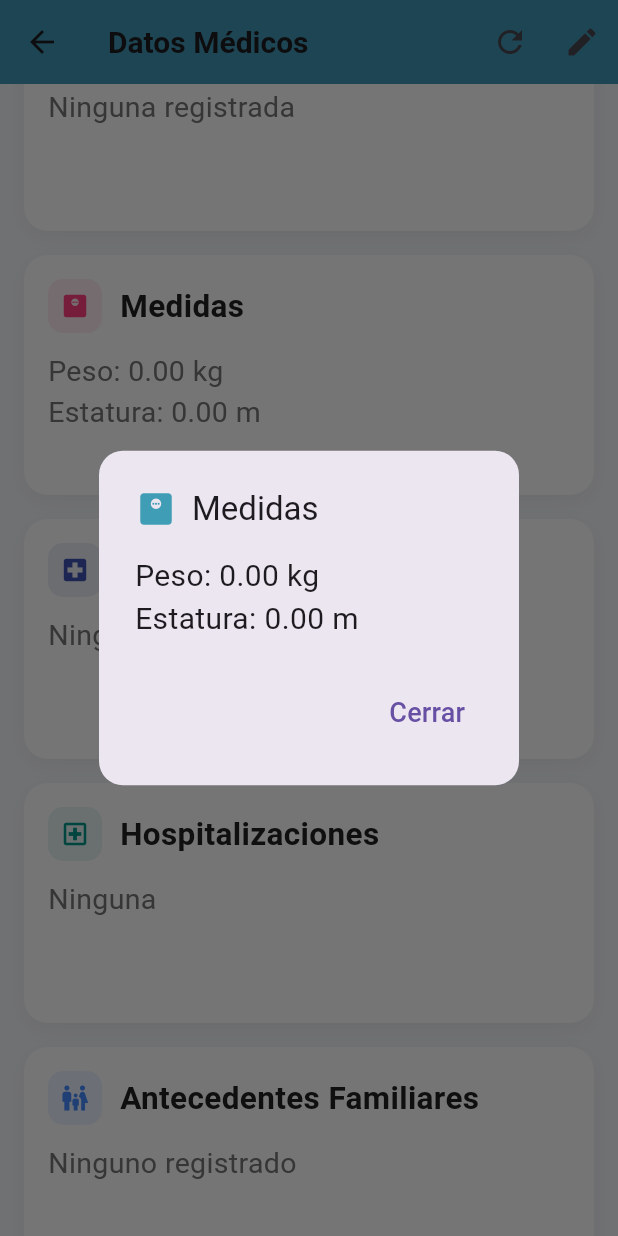
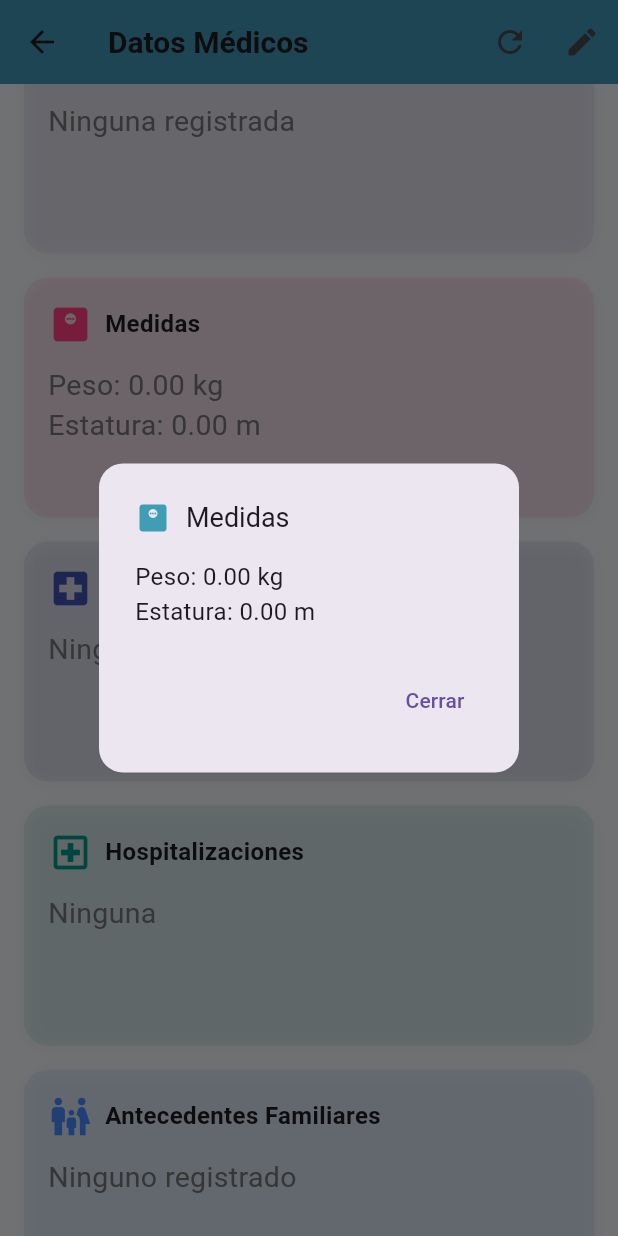
Before and after one commit to Samuel1722003/EmerScanFrontend, a Flutter app: the MedicalDataScreen screen opened by its route, scrolled down 576 dp, after a tap on "Enfermedades", after a tap on "Medidas", on a phone screen of 412 x 824 dp. Run offline on Flutter 3.47's test engine with Material 3 defaults, Android fonts, the phone set to English and light mode, and no system bars; our stand-ins replace qr_flutter, share_plus, shared_preferences, supabase_flutter; missing offline and left inert: bcrypt; accounts and stored records are empty.

Commit message:
cambios esteticos

```diff
--- a/hfe_frontend/lib/screens/medical_data_screen.dart
+++ b/hfe_frontend/lib/screens/medical_data_screen.dart
@@ -61,15 +61,15 @@ class _MedicalDataScreenState extends State<MedicalDataScreen> {
         return AlertDialog(
           title: Row(
             children: [
-              Icon(icon, color: AppTheme.primary, size: isTablet ? 32 : 28),
+              Icon(icon, color: AppTheme.primary, size: isTablet ? 28 : 24),
               const SizedBox(width: 10),
-              Text(title, style: TextStyle(fontSize: isTablet ? 26 : 22)),
+              Text(title, style: TextStyle(fontSize: isTablet ? 22 : 18)),
             ],
           ),
           content: SingleChildScrollView(
             child: Text(
               content,
-              style: TextStyle(fontSize: isTablet ? 22 : 20),
+              style: TextStyle(fontSize: isTablet ? 18 : 16),
             ),
           ),
           actions: [
@@ -77,7 +77,7 @@ class _MedicalDataScreenState extends State<MedicalDataScreen> {
               onPressed: () => Navigator.of(context).pop(),
               child: Text(
                 'Cerrar',
-                style: TextStyle(fontSize: isTablet ? 20 : 18),
+                style: TextStyle(fontSize: isTablet ? 16 : 14),
               ),
             ),
           ],
@@ -807,6 +807,7 @@ class _MedicalDataScreenState extends State<MedicalDataScreen> {
         ),
       ),
 
+      // Las siguientes tarjetas ocuparán todo el ancho (1 columna)
       SizedBox(height: 16),
       SizedBox(
         height: isTablet ? 180 : 160,
@@ -1001,17 +1002,23 @@ class _MedicalDataScreenState extends State<MedicalDataScreen> {
                   ],
                 ),
               ),
+
+              // Tarjetas médicas
               Padding(
                 padding: EdgeInsets.symmetric(
                   horizontal: isTablet ? 24.0 : 16.0,
                 ),
                 child: Column(children: medicalCards),
               ),
+
+              // Indicador de IMC al final (modificado para mostrar al final)
               if (bmi != null)
                 Padding(
                   padding: EdgeInsets.all(isTablet ? 24.0 : 16.0),
                   child: BMIIndicator(bmi: bmi),
                 ),
+
+              // Espaciado adicional al final
               SizedBox(height: 24),
             ],
           ),
--- a/hfe_frontend/lib/widgets/medical_card.dart
+++ b/hfe_frontend/lib/widgets/medical_card.dart
@@ -1,95 +1,79 @@
 import 'package:flutter/material.dart';
 import 'package:hfe_frontend/screens/screen.dart';
 
-class MedicalCard extends StatefulWidget {
+class MedicalCard extends StatelessWidget {
   final String title;
   final String content;
   final IconData icon;
   final Color color;
-  final VoidCallback? onTap;
+  final VoidCallback onTap;
 
   const MedicalCard({
-    super.key,
+    Key? key,
     required this.title,
     required this.content,
     required this.icon,
     required this.color,
-    this.onTap,
-  });
-
-  @override
-  State<MedicalCard> createState() => _MedicalCardState();
-}
-
-class _MedicalCardState extends State<MedicalCard>
-    with SingleTickerProviderStateMixin {
-  late AnimationController _controller;
-  late Animation<double> _scaleAnimation;
-
-  @override
-  void initState() {
-    super.initState();
-    _controller = AnimationController(
-      vsync: this,
-      duration: const Duration(milliseconds: 200),
-    );
-    _scaleAnimation = Tween<double>(
-      begin: 1.0,
-      end: 0.95,
-    ).animate(CurvedAnimation(parent: _controller, curve: Curves.easeInOut));
-  }
-
-  @override
-  void dispose() {
-    _controller.dispose();
-    super.dispose();
-  }
+    required this.onTap,
+  }) : super(key: key);
 
   @override
   Widget build(BuildContext context) {
-    return GestureDetector(
-      onTapDown: (_) => _controller.forward(),
-      onTapUp: (_) => _controller.reverse(),
-      onTapCancel: () => _controller.reverse(),
-      onTap: widget.onTap,
-      child: AnimatedBuilder(
-        animation: _scaleAnimation,
-        builder: (context, child) {
-          return Transform.scale(scale: _scaleAnimation.value, child: child);
-        },
+    return InkWell(
+      onTap: onTap,
+      borderRadius: BorderRadius.circular(16),
       child: Container(
         padding: const EdgeInsets.all(16),
-          decoration: AppTheme.cardDecoration,
+        decoration: BoxDecoration(
+          color: color.withOpacity(
+            0.1,
+          ), // Fondo con color del icono en tono más bajo
+          borderRadius: BorderRadius.circular(16),
+          boxShadow: [
+            BoxShadow(
+              color: Colors.black.withOpacity(0.05),
+              blurRadius: 8,
+              offset: const Offset(0, 2),
+            ),
+          ],
+        ),
         child: Column(
           crossAxisAlignment: CrossAxisAlignment.start,
           children: [
             Row(
               children: [
-                  Container(
-                    padding: const EdgeInsets.all(8),
-                    decoration: BoxDecoration(
-                      color: widget.color.withOpacity(0.1),
-                      borderRadius: BorderRadius.circular(10),
+                Icon(
+                  icon,
+                  color: color,
+                  size: 30,
+                ), // Aumentado tamaño del icono
+                const SizedBox(width: 8),
+                Expanded(
+                  child: Text(
+                    title,
+                    style: const TextStyle(
+                      fontWeight: FontWeight.bold,
+                      fontSize: 16,
                     ),
-                    child: Icon(widget.icon, color: widget.color, size: 20),
                   ),
-                  const SizedBox(width: 12),
-                  Expanded(
-                    child: Text(widget.title, style: AppTheme.cardTitle),
                 ),
               ],
             ),
             const SizedBox(height: 12),
             Expanded(
-                child: SingleChildScrollView(
-                  physics: const BouncingScrollPhysics(),
-                  child: Text(widget.content, style: AppTheme.cardContent),
+              child: Text(
+                content,
+                style: const TextStyle(
+                  fontSize: 19,
+                  color: AppTheme.textSecondary,
+                ),
+                maxLines: 5,
+                overflow: TextOverflow.ellipsis,
               ),
             ),
           ],
         ),
       ),
-      ),
     );
   }
 }
--- a/hfe_frontend/lib/widgets/medical_profile_header.dart
+++ b/hfe_frontend/lib/widgets/medical_profile_header.dart
@@ -114,8 +114,8 @@ class MedicalProfileHeader extends StatelessWidget {
           Row(
             children: [
               Container(
-                width: 72,
-                height: 72,
+                width: 75,
+                height: 75,
                 decoration: BoxDecoration(
                   color: Colors.white,
                   shape: BoxShape.circle,
@@ -134,7 +134,7 @@ class MedicalProfileHeader extends StatelessWidget {
                         ? nombre![0].toUpperCase()
                         : "?",
                     style: const TextStyle(
-                      fontSize: 37,
+                      fontSize: 40,
                       fontWeight: FontWeight.bold,
                       color: AppTheme.primary,
                     ),
@@ -150,7 +150,7 @@ class MedicalProfileHeader extends StatelessWidget {
                       nombre ?? 'Cargando...',
                       style: const TextStyle(
                         fontWeight: FontWeight.bold,
-                        fontSize: 27,
+                        fontSize: 30,
                         color: Colors.white,
                       ),
                     ),
@@ -159,7 +159,7 @@ class MedicalProfileHeader extends StatelessWidget {
                       children: [
                         const Icon(
                           Icons.height,
-                          size: 20,
+                          size: 23,
                           color: Colors.white70,
                         ),
                         const SizedBox(width: 4),
@@ -167,12 +167,12 @@ class MedicalProfileHeader extends StatelessWidget {
                           estatura != null
                               ? "${estatura!.toStringAsFixed(2)} m"
                               : "Estatura no registrada",
-                          style: const TextStyle(color: Colors.white70, fontSize: 16.0),
+                          style: const TextStyle(color: Colors.white70, fontSize: 19.0),
                         ),
                         const SizedBox(width: 12),
                         const Icon(
                           Icons.fitness_center,
-                          size: 20,
+                          size: 23,
                           color: Colors.white70,
                         ),
                         const SizedBox(width: 4),
@@ -180,7 +180,7 @@ class MedicalProfileHeader extends StatelessWidget {
                           peso != null
                               ? "${peso!.toStringAsFixed(1)} kg"
                               : "Peso no registrado",
-                          style: const TextStyle(color: Colors.white70, fontSize: 16.0),
+                          style: const TextStyle(color: Colors.white70, fontSize: 19.0),
                         ),
                       ],
                     ),
@@ -190,13 +190,13 @@ class MedicalProfileHeader extends StatelessWidget {
                         children: [
                           const Icon(
                             Icons.monitor_weight,
-                            size: 20,
+                            size: 23,
                             color: Colors.white70,
                           ),
                           const SizedBox(width: 4),
                           Text(
                             "IMC: ${bmi.toStringAsFixed(1)}",
-                            style: const TextStyle(color: Colors.white70, fontSize: 16.0),
+                            style: const TextStyle(color: Colors.white70, fontSize: 19.0),
                           ),
                         ],
                       ),
@@ -213,20 +213,20 @@ class MedicalProfileHeader extends StatelessWidget {
             style: TextStyle(
               color: Colors.white,
               fontWeight: FontWeight.bold,
-              fontSize: 20,
+              fontSize: 23,
             ),
           ),
           const SizedBox(height: 8),
           Row(
             children: [
-              const Icon(Icons.person, size: 20, color: Colors.white70),
+              const Icon(Icons.person, size: 23, color: Colors.white70),
               const SizedBox(width: 4),
               Text(
                 contactoNombre ?? 'No registrado',
-                style: const TextStyle(color: Colors.white, fontSize: 16.0),
+                style: const TextStyle(color: Colors.white, fontSize: 19.0),
               ),
               const SizedBox(width: 16),
-              const Icon(Icons.phone, size: 20, color: Colors.white70),
+              const Icon(Icons.phone, size: 23, color: Colors.white70),
               const SizedBox(width: 4),
               InkWell(
                 onTap: () => _handlePhoneNumberTap(context),
@@ -237,13 +237,13 @@ class MedicalProfileHeader extends StatelessWidget {
                       style: const TextStyle(
                         color: Colors.white,
                         decoration: TextDecoration.underline,
-                        fontSize: 16.0,
+                        fontSize: 19.0,
                       ),
                     ),
                     if (contactoTelefono != null && contactoTelefono != 'No registrado')
                       const Icon(
                         Icons.arrow_drop_down,
-                        size: 20,
+                        size: 23,
                         color: Colors.white,
                       ),
                   ],
@@ -257,13 +257,13 @@ class MedicalProfileHeader extends StatelessWidget {
               children: [
                 const Icon(
                   Icons.family_restroom,
-                  size: 20,
+                  size: 23,
                   color: Colors.white70,
                 ),
                 const SizedBox(width: 4),
                 Text(
                   "Relación: $contactoRelacion",
-                  style: const TextStyle(color: Colors.white, fontSize: 16.0),
+                  style: const TextStyle(color: Colors.white, fontSize: 19.0),
                 ),
               ],
             ),
--- a/hfe_frontend/pubspec.yaml
+++ b/hfe_frontend/pubspec.yaml
@@ -46,6 +46,7 @@ dependencies:
   bcrypt: ^1.1.3
   share_plus: ^7.2.1
   path_provider: ^2.1.1
+  image_gallery_saver: ^2.0.3
 
 dev_dependencies:
   flutter_test:
```
Also changed, not shown: hfe_frontend/pubspec.lock. Lines whose indentation alone changed are shown as unchanged.
